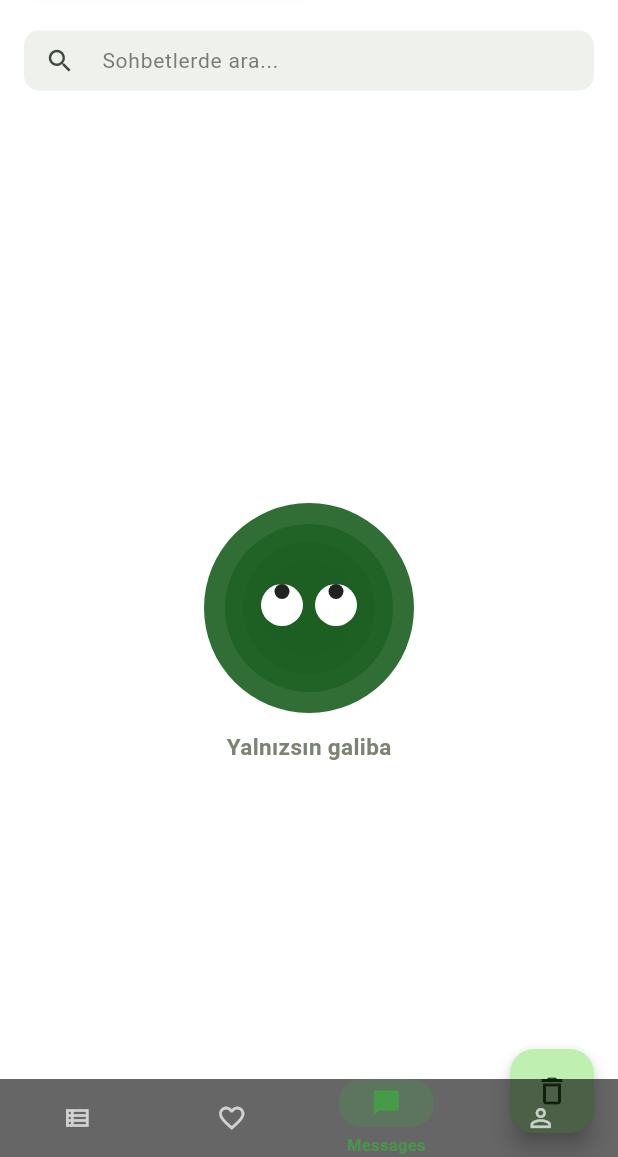
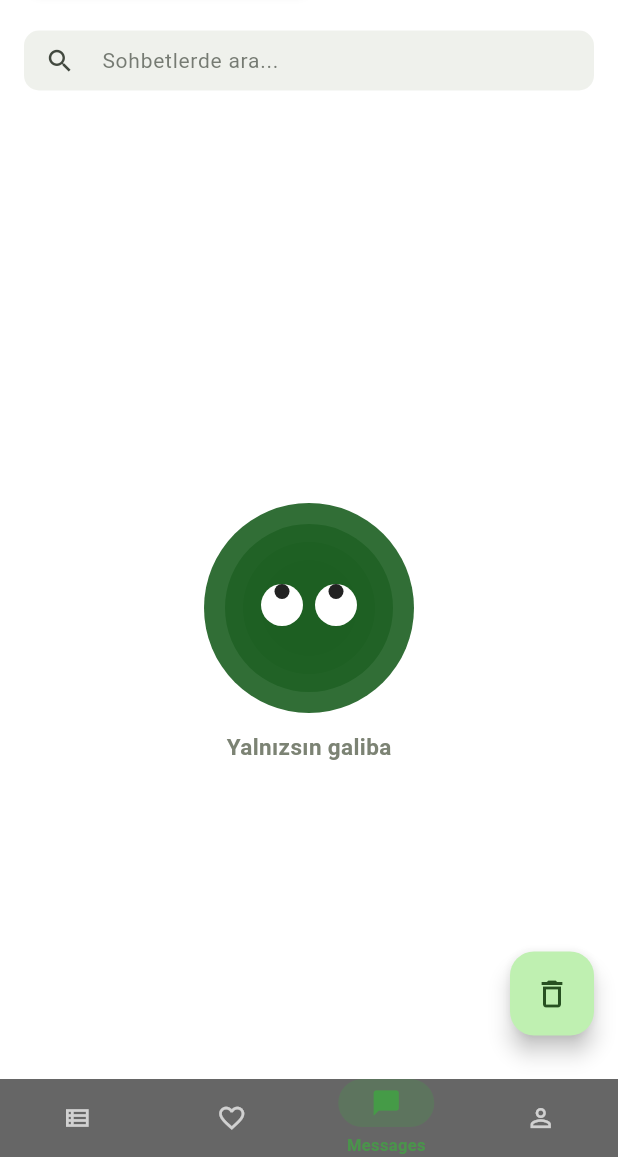
Before and after one commit to cinaratac/moviematch, a Flutter app: the screen it shows once a user with an empty profile is signed in, item 3 of the bottom bar chosen, on a phone screen of 412 x 824 dp, the part 79-1236 px from its top. Run offline on Flutter 3.47's test engine with Material 3 defaults, Android fonts, the phone set to English and light mode, and no system bars; our stand-ins replace app_links, cached_network_image, cloud_firestore, connectivity_plus, firebase_auth, firebase_core and 8 more; missing offline and left inert: flutter_cached_pdfview; accounts and stored records are empty; network calls fail.

Commit message:
letterbozx veri hatası düzeltild2i

```diff
--- a/lib/screens/messagesscreen.dart
+++ b/lib/screens/messagesscreen.dart
@@ -232,7 +232,10 @@ class _ChatsViewState extends State<_ChatsView> with AutomaticKeepAliveClientMix
     super.build(context);
 
     return Scaffold(
-      floatingActionButton: _TrashFab(currentUid: widget.uid),
+    floatingActionButton: Padding(
+        padding: const EdgeInsets.only(bottom: 65.0), // 60.0 değerini isteğine göre artırıp azaltabilirsin
+        child: _TrashFab(currentUid: widget.uid),
+      ),
       body: Column(
         children: [
           if (widget.filterText.isEmpty)
```
Also changed, not shown: lib/screens/profilescreen.dart (+23 -16 lines).
